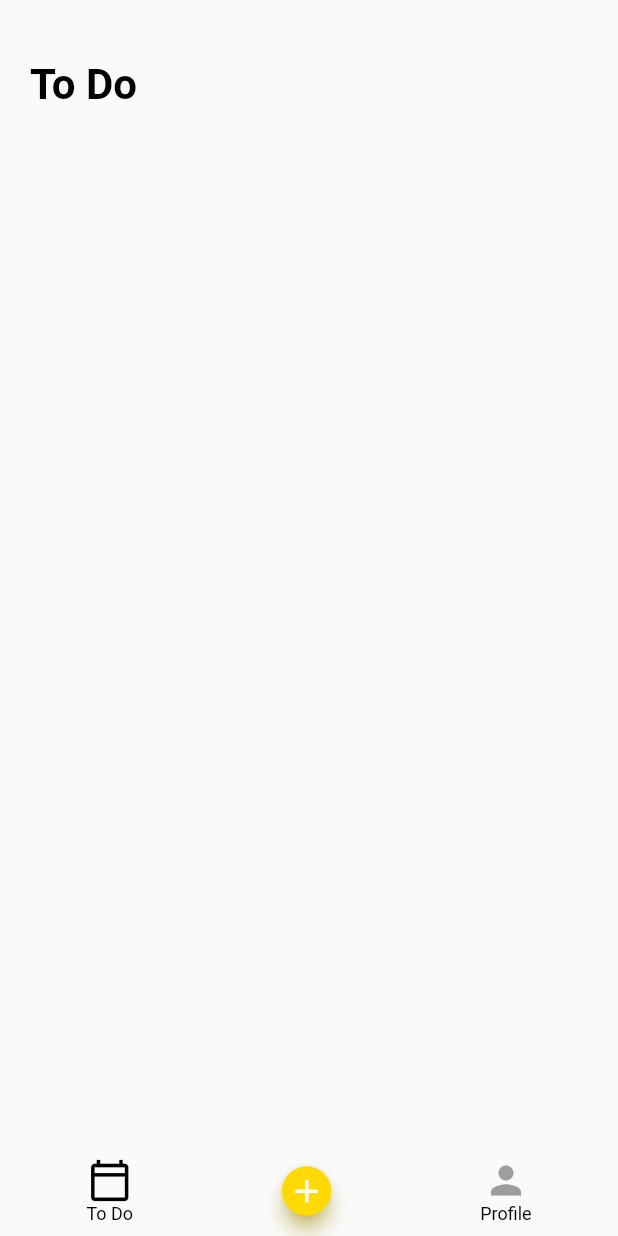
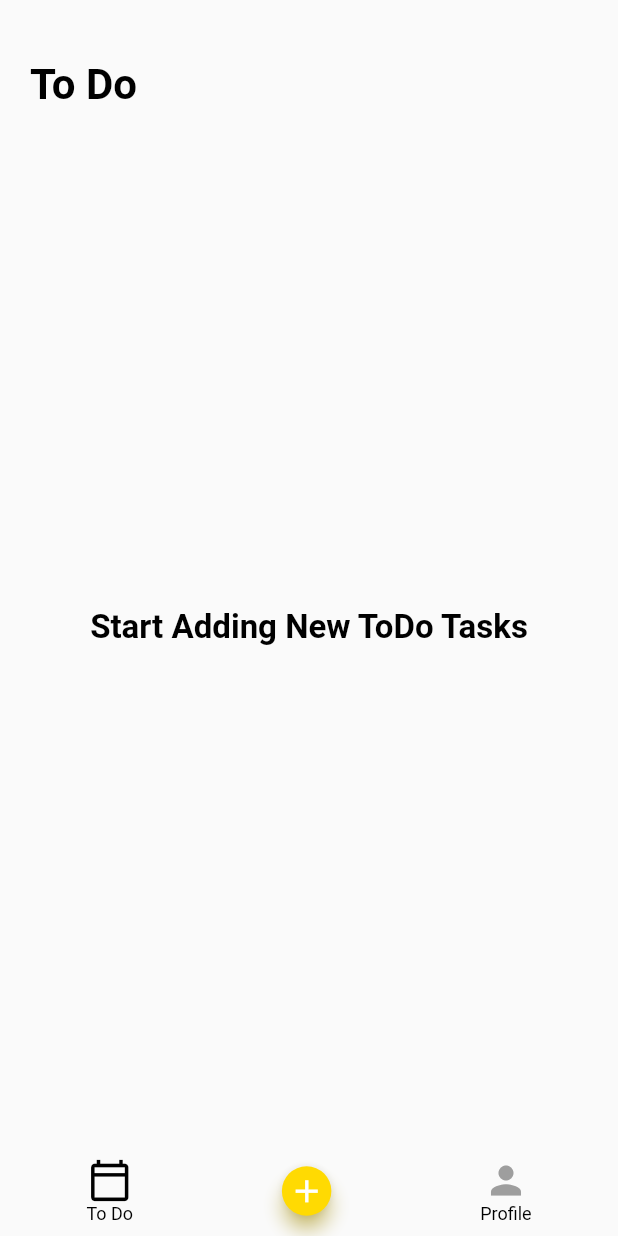
Before and after one commit to dave20000/Internship-Task-Flutter-ToDo, a Flutter app: the screen it shows after launch, on a phone screen of 412 x 824 dp. Run offline on Flutter 3.47's test engine with Material 2 defaults, Android fonts, the phone set to English and light mode, and no system bars; our stand-ins replace fluro, fluttertoast, kiwi, shared_preferences, sqflite, table_calendar; accounts and stored records are empty; statements that could not run were skipped.

Commit message:
corrected some attributes name

```diff
--- a/todo_app/lib/business_logic/view_models/form_view_model.dart
+++ b/todo_app/lib/business_logic/view_models/form_view_model.dart
@@ -50,7 +50,7 @@ class FormViewModel with ChangeNotifier {
     notifyListeners();
   }
 
-  set selectedEventIndex(int value) {
+  set selectedCateogryIndex(int value) {
     this._selectedCateogryIndex = value;
     notifyListeners();
   }
--- a/todo_app/lib/ui/screens/todo_tasks_screens/todo_form.dart
+++ b/todo_app/lib/ui/screens/todo_tasks_screens/todo_form.dart
@@ -160,7 +160,7 @@ class _AddEditToDoScreenState extends State<AddEditToDoScreen> {
                               ),
                           },
                           onValueChanged: (int val) {
-                            formValue.selectedEventIndex = val;
+                            formValue.selectedCateogryIndex = val;
                             formValue.updateCategory(categories[val]);
                           },
                           groupValue: formValue.selectedCateogryIndex,
--- a/todo_app/lib/ui/screens/todo_tasks_screens/todo_list.dart
+++ b/todo_app/lib/ui/screens/todo_tasks_screens/todo_list.dart
@@ -9,6 +9,7 @@ class ToDoList extends StatelessWidget {
     return Expanded(
       child: Consumer<TasksViewModel>(
         builder: (context, taskProvider, child) {
+          if (taskProvider.taskList.isNotEmpty) {
             return ListView.builder(
               itemCount: taskProvider.taskList.length,
               itemBuilder: (context, index) {
@@ -17,6 +18,14 @@ class ToDoList extends StatelessWidget {
                 );
               },
             );
+          } else {
+            return Center(
+              child: Text(
+                "Start Adding New ToDo Tasks",
+                style: Theme.of(context).textTheme.headline1,
+              ),
+            );
+          }
         },
       ),
     );
```
Lines whose indentation alone changed are shown as unchanged.
